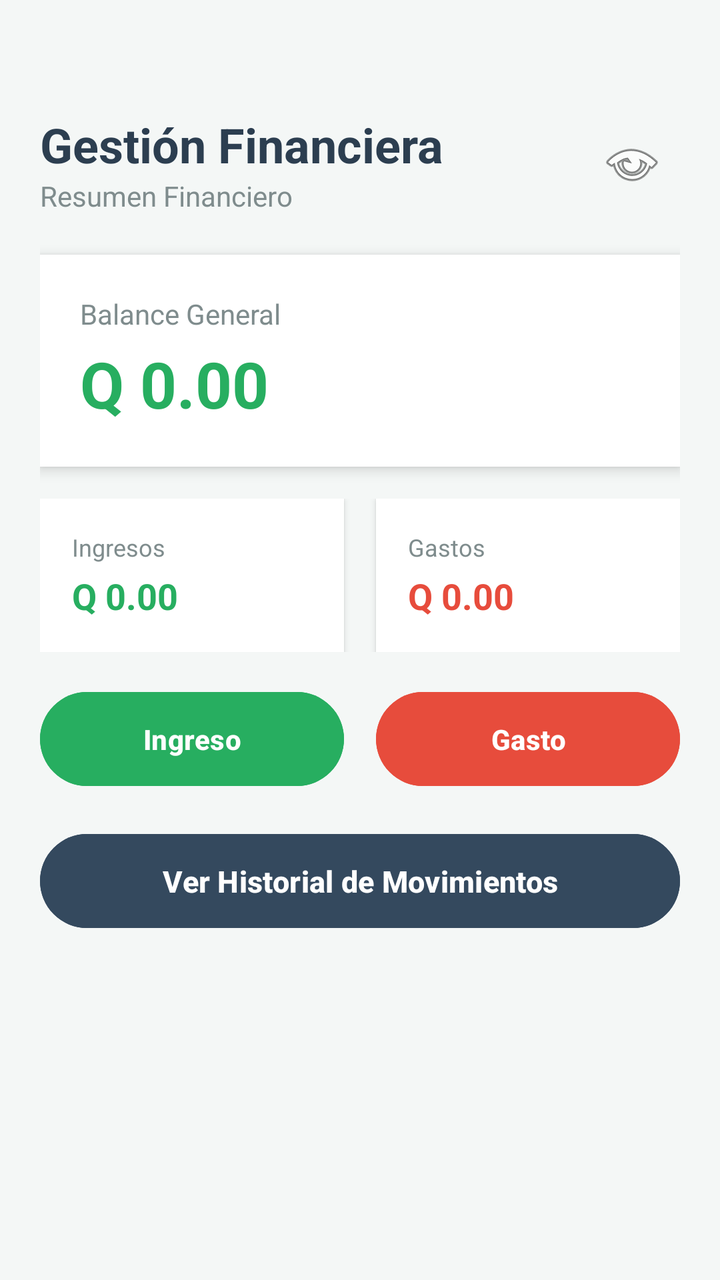
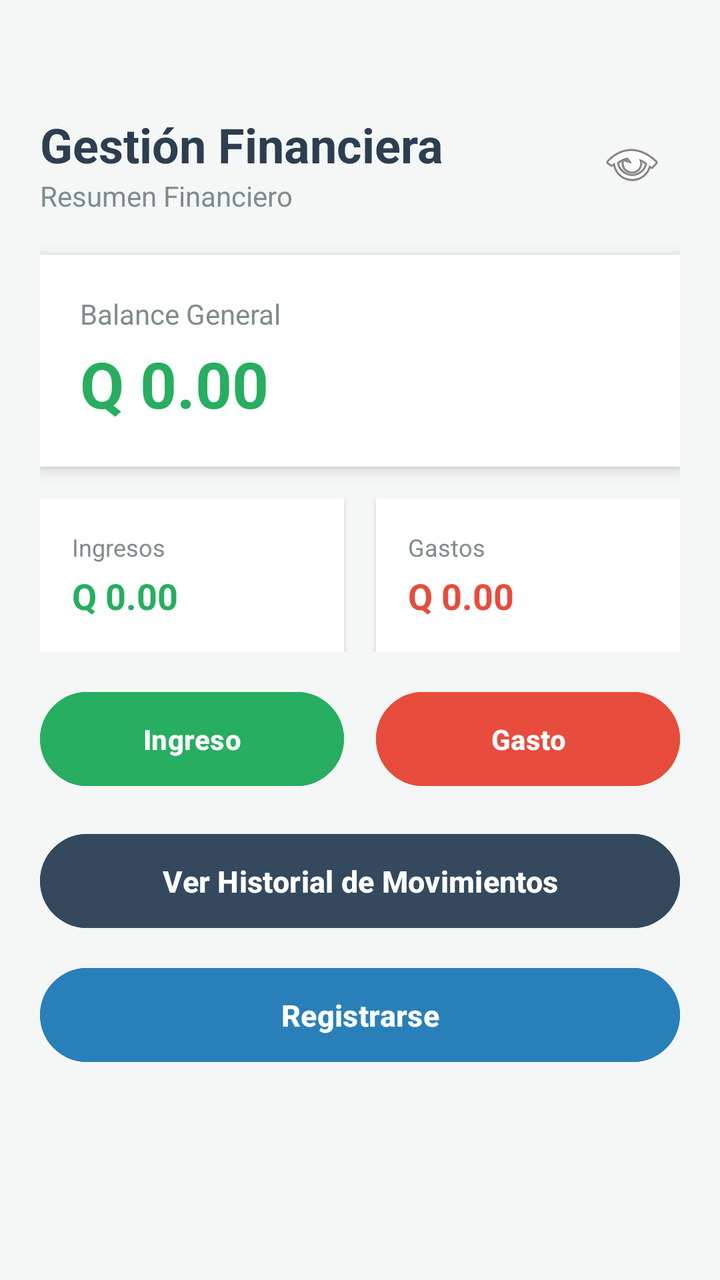

Screens rendered from an Android XML layout before and after an edit, with the pre-edit source and the edit as a unified diff.
<!-- AndroidManifest.xml: application theme Theme.AppFinanzas -->
<!-- res/layout/activity_main.xml -->
<?xml version="1.0" encoding="utf-8"?>
<LinearLayout xmlns:android="http://schemas.android.com/apk/res/android"
    android:layout_width="match_parent"
    android:layout_height="match_parent"
    android:orientation="vertical"
    android:paddingStart="20dp"
    android:paddingEnd="20dp"
    android:paddingBottom="20dp"
    android:paddingTop="56dp"
    android:background="#F4F7F6">

    
    <LinearLayout
        android:layout_width="match_parent"
        android:layout_height="wrap_content"
        android:orientation="horizontal"
        android:gravity="center_vertical"
        android:layout_marginBottom="20dp">

        <LinearLayout
            android:layout_width="0dp"
            android:layout_height="wrap_content"
            android:layout_weight="1"
            android:orientation="vertical">

            <TextView
                android:id="@+id/tvBienvenida"
                android:layout_width="wrap_content"
                android:layout_height="wrap_content"
                android:text="Gestión Financiera"
                android:textColor="#2C3E50"
                android:textSize="24sp"
                android:textStyle="bold" />

            <TextView
                android:id="@+id/tvSubtitulo"
                android:layout_width="wrap_content"
                android:layout_height="wrap_content"
                android:text="Resumen Financiero"
                android:textSize="14sp"
                android:textColor="#7F8C8D" />
        </LinearLayout>

        
        <ImageButton
            android:id="@+id/btnOcultarSaldo"
            android:layout_width="48dp"
            android:layout_height="48dp"
            android:background="?attr/selectableItemBackgroundBorderless"
            android:src="@android:drawable/ic_menu_view"
            android:contentDescription="Ocultar o mostrar saldo" />
    </LinearLayout>

    
    <LinearLayout
        android:layout_width="match_parent"
        android:layout_height="wrap_content"
        android:orientation="vertical"
        android:background="#FFFFFF"
        android:padding="20dp"
        android:elevation="4dp"
        android:layout_marginBottom="16dp">

        <TextView
            android:layout_width="wrap_content"
            android:layout_height="wrap_content"
            android:text="Balance General"
            android:textSize="14sp"
            android:textColor="#7F8C8D" />

        <TextView
            android:id="@+id/tvBalanceTotal"
            android:layout_width="wrap_content"
            android:layout_height="wrap_content"
            android:text="Q 0.00"
            android:textSize="32sp"
            android:textStyle="bold"
            android:textColor="#27AE60"
            android:layout_marginTop="4dp" />
    </LinearLayout>

    
    <LinearLayout
        android:layout_width="match_parent"
        android:layout_height="wrap_content"
        android:orientation="horizontal"
        android:layout_marginBottom="16dp">

        
        <LinearLayout
            android:layout_width="0dp"
            android:layout_height="wrap_content"
            android:layout_weight="1"
            android:orientation="vertical"
            android:background="#FFFFFF"
            android:padding="16dp"
            android:elevation="2dp"
            android:layout_marginEnd="8dp">

            <TextView
                android:layout_width="wrap_content"
                android:layout_height="wrap_content"
                android:text="Ingresos"
                android:textSize="12sp"
                android:textColor="#7F8C8D" />

            <TextView
                android:id="@+id/tvIngresosTotal"
                android:layout_width="wrap_content"
                android:layout_height="wrap_content"
                android:text="Q 0.00"
                android:textSize="18sp"
                android:textStyle="bold"
                android:textColor="#27AE60"
                android:layout_marginTop="4dp" />
        </LinearLayout>

        
        <LinearLayout
            android:layout_width="0dp"
            android:layout_height="wrap_content"
            android:layout_weight="1"
            android:orientation="vertical"
            android:background="#FFFFFF"
            android:padding="16dp"
            android:elevation="2dp"
            android:layout_marginStart="8dp">

            <TextView
                android:layout_width="wrap_content"
                android:layout_height="wrap_content"
                android:text="Gastos"
                android:textSize="12sp"
                android:textColor="#7F8C8D" />

            <TextView
                android:id="@+id/tvGastosTotal"
                android:layout_width="wrap_content"
                android:layout_height="wrap_content"
                android:text="Q 0.00"
                android:textSize="18sp"
                android:textStyle="bold"
                android:textColor="#E74C3C"
                android:layout_marginTop="4dp" />
        </LinearLayout>
    </LinearLayout>

    
    <LinearLayout
        android:layout_width="match_parent"
        android:layout_height="wrap_content"
        android:orientation="horizontal"
        android:weightSum="2"
        android:layout_marginBottom="16dp">

        <Button
            android:id="@+id/btnRegistrarIngreso"
            android:layout_width="0dp"
            android:layout_height="55dp"
            android:layout_weight="1"
            android:layout_marginEnd="8dp"
            android:backgroundTint="#27AE60"
            android:text="Ingreso"
            android:textColor="#FFFFFF"
            android:textSize="14sp"
            android:textStyle="bold" />

        <Button
            android:id="@+id/btnRegistrarGasto"
            android:layout_width="0dp"
            android:layout_height="55dp"
            android:layout_weight="1"
            android:layout_marginStart="8dp"
            android:backgroundTint="#E74C3C"
            android:text="Gasto"
            android:textColor="#FFFFFF"
            android:textSize="14sp"
            android:textStyle="bold" />
    </LinearLayout>

    
    <Button
        android:id="@+id/btnVerHistorial"
        android:layout_width="match_parent"
        android:layout_height="55dp"
        android:backgroundTint="#34495E"
        android:text="Ver Historial de Movimientos"
        android:textColor="#FFFFFF"
        android:textSize="15sp"
        android:textStyle="bold" />

</LinearLayout>
<!-- resources referenced by this layout -->
<resources>
  <style name="Theme.AppFinanzas" parent="Base.Theme.AppFinanzas" />
  <style name="Base.Theme.AppFinanzas" parent="Theme.Material3.DayNight.NoActionBar">
          
          
      </style>
</resources>

<!-- the commit's change to res/layout/activity_main.xml (unified diff, before → after) -->
@@ -189,4 +189,15 @@
         android:textSize="15sp"
         android:textStyle="bold" />
 
+    <Button
+        android:id="@+id/btnRegistrarseMain"
+        android:layout_width="match_parent"
+        android:layout_height="55dp"
+        android:layout_marginTop="12dp"
+        android:backgroundTint="#2980B9"
+        android:text="Registrarse"
+        android:textColor="#FFFFFF"
+        android:textSize="15sp"
+        android:textStyle="bold" />
+
 </LinearLayout>
